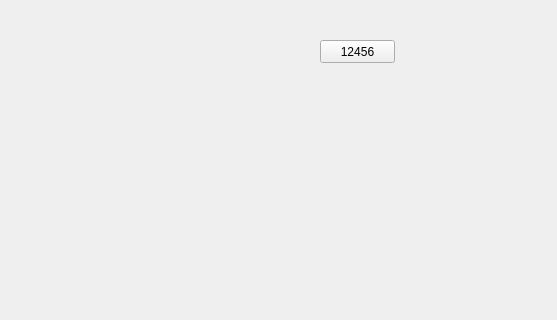
Qt form mainwindow.ui (kang2486/Repository) before a commit; both pictures show x 0 to 557 and y 0 to 320 of the 800 by 600 pixel window.
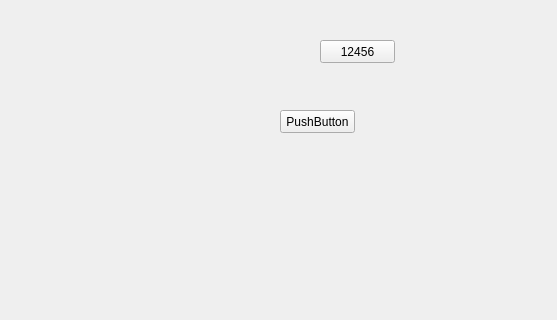
The same form after that commit.

The edit to the form file:
```diff
--- a/mainwindow.ui
+++ b/mainwindow.ui
@@ -27,6 +27,19 @@
      <string>12456</string>
     </property>
    </widget>
+   <widget class="QPushButton" name="pushButton_2">
+    <property name="geometry">
+     <rect>
+      <x>280</x>
+      <y>110</y>
+      <width>75</width>
+      <height>23</height>
+     </rect>
+    </property>
+    <property name="text">
+     <string>PushButton</string>
+    </property>
+   </widget>
   </widget>
   <widget class="QMenuBar" name="menubar">
    <property name="geometry">
```
